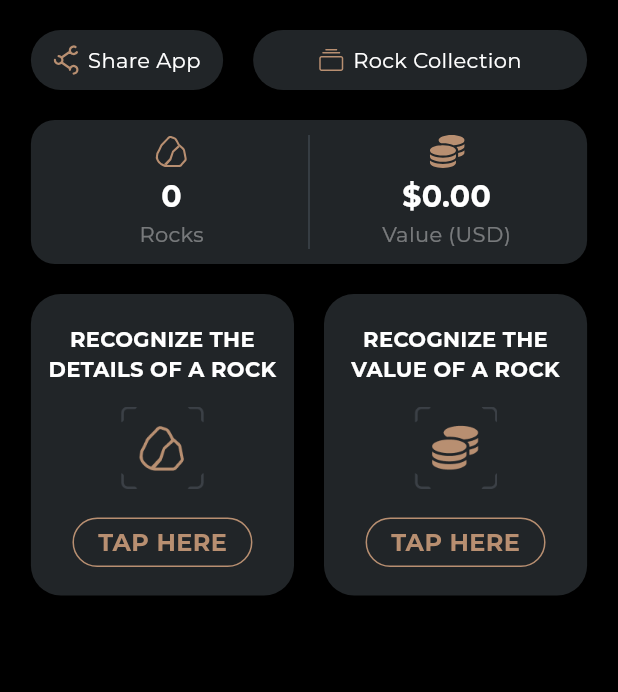
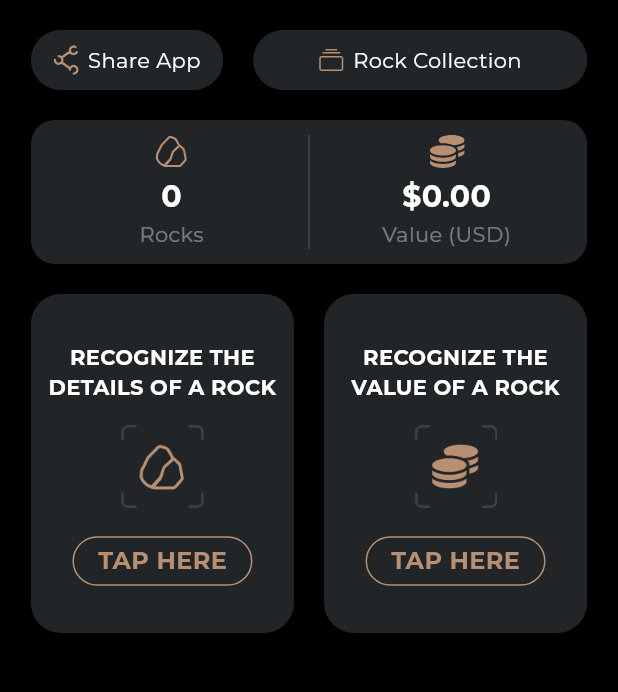
Before and after one commit to caiobraga/Rock_ID, a Flutter app: the HomePage screen opened directly, on a phone screen of 412 x 824 dp, the part 84-776 px from its top. Run offline on Flutter 3.47's test engine with Material 3 defaults, Android fonts, the phone set to English and light mode, and no system bars; our stand-ins replace animated_bottom_navigation_bar, camera, flutter_dotenv, flutter_svg, google_fonts, image_picker and 5 more; accounts and stored records are empty; project files that could hold a hidden picture were left out.

Commit message:
changing the heigth

```diff
--- a/lib/ui/screens/home_page.dart
+++ b/lib/ui/screens/home_page.dart
@@ -265,6 +265,7 @@ class _HomePageState extends State<HomePage> {
                                 );
                               },
                               child: Container(
+                                height: 226,
                                 padding: const EdgeInsets.only(
                                     top: 20, bottom: 15, right: 10, left: 10),
                                 decoration: BoxDecoration(
@@ -328,6 +329,7 @@ class _HomePageState extends State<HomePage> {
                                 );
                               },
                               child: Container(
+                                height: 226,
                                 padding: const EdgeInsets.only(
                                     top: 20, bottom: 15, right: 10, left: 10),
                                 decoration: BoxDecoration(
```
